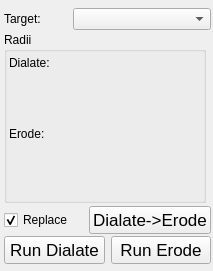
First picture: the form in src/Interface/ToolInterface/BinaryDialateErodeFilterInterface.ui, repository SCIInstitute/Seg3D, before the edit.
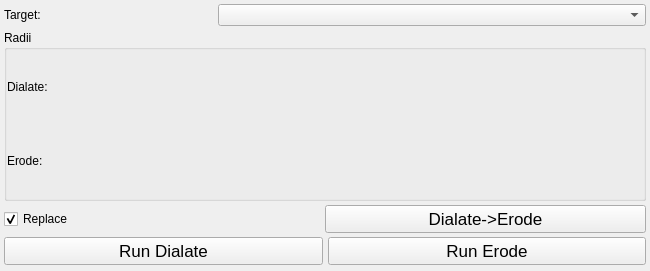
Second picture: the form after the edit.

```diff
--- a/src/Interface/ToolInterface/BinaryDialateErodeFilterInterface.ui
+++ b/src/Interface/ToolInterface/BinaryDialateErodeFilterInterface.ui
@@ -6,12 +6,12 @@
    <rect>
     <x>0</x>
     <y>0</y>
-    <width>213</width>
+    <width>650</width>
     <height>271</height>
    </rect>
   </property>
   <property name="sizePolicy">
-   <sizepolicy hsizetype="Fixed" vsizetype="Fixed">
+   <sizepolicy hsizetype="Preferred" vsizetype="Fixed">
     <horstretch>0</horstretch>
     <verstretch>0</verstretch>
    </sizepolicy>
@@ -24,21 +24,78 @@
   </property>
   <property name="maximumSize">
    <size>
-    <width>213</width>
+    <width>16777215</width>
     <height>271</height>
    </size>
   </property>
   <property name="windowTitle">
    <string>Binary Dialate Erode</string>
   </property>
+  <layout class="QVBoxLayout" name="verticalLayout_2">
+   <property name="spacing">
+    <number>0</number>
+   </property>
+   <property name="leftMargin">
+    <number>4</number>
+   </property>
+   <property name="topMargin">
+    <number>0</number>
+   </property>
+   <property name="rightMargin">
+    <number>4</number>
+   </property>
+   <property name="bottomMargin">
+    <number>0</number>
+   </property>
+   <item>
+    <layout class="QHBoxLayout" name="activeHLayout" stretch="1,2">
+     <property name="spacing">
+      <number>0</number>
+     </property>
+     <item>
+      <widget class="QLabel" name="activeLabel">
+       <property name="sizePolicy">
+        <sizepolicy hsizetype="Expanding" vsizetype="Preferred">
+         <horstretch>0</horstretch>
+         <verstretch>0</verstretch>
+        </sizepolicy>
+       </property>
+       <property name="text">
+        <string>Target:</string>
+       </property>
+      </widget>
+     </item>
+     <item>
+      <widget class="QComboBox" name="activeComboBox">
+       <property name="sizePolicy">
+        <sizepolicy hsizetype="Expanding" vsizetype="Fixed">
+         <horstretch>0</horstretch>
+         <verstretch>0</verstretch>
+        </sizepolicy>
+       </property>
+      </widget>
+     </item>
+    </layout>
+   </item>
+   <item>
   <widget class="QGroupBox" name="radiiGroupBox">
-   <property name="geometry">
-    <rect>
-     <x>4</x>
-     <y>32</y>
-     <width>202</width>
+     <property name="sizePolicy">
+      <sizepolicy hsizetype="Preferred" vsizetype="Fixed">
+       <horstretch>0</horstretch>
+       <verstretch>0</verstretch>
+      </sizepolicy>
+     </property>
+     <property name="minimumSize">
+      <size>
+       <width>0</width>
      <height>171</height>
-    </rect>
+      </size>
+     </property>
+     <property name="maximumSize">
+      <size>
+       <width>16777215</width>
+       <height>171</height>
+      </size>
    </property>
    <property name="title">
     <string>Radii</string>
@@ -46,37 +103,14 @@
    <property name="flat">
     <bool>false</bool>
    </property>
-   <widget class="QWidget" name="layoutWidget_6">
-    <property name="geometry">
-     <rect>
-      <x>5</x>
-      <y>112</y>
-      <width>193</width>
-      <height>51</height>
-     </rect>
-    </property>
-    <layout class="QHBoxLayout" name="erodeHLayout_bottom"/>
-   </widget>
-   <widget class="QWidget" name="layoutWidget_7">
-    <property name="geometry">
-     <rect>
-      <x>5</x>
-      <y>41</y>
-      <width>193</width>
-      <height>51</height>
-     </rect>
-    </property>
-    <layout class="QHBoxLayout" name="dialateHLayout_bottom"/>
-   </widget>
-   <widget class="QWidget" name="layoutWidget_8">
-    <property name="geometry">
-     <rect>
-      <x>5</x>
-      <y>20</y>
-      <width>193</width>
-      <height>22</height>
-     </rect>
-    </property>
+     <layout class="QVBoxLayout" name="verticalLayout">
+      <property name="spacing">
+       <number>0</number>
+      </property>
+      <property name="margin">
+       <number>0</number>
+      </property>
+      <item>
     <layout class="QHBoxLayout" name="dialateHLayout_top">
      <item>
       <widget class="QLabel" name="dialateLabel">
@@ -99,16 +133,11 @@
       </spacer>
      </item>
     </layout>
-   </widget>
-   <widget class="QWidget" name="layoutWidget_9">
-    <property name="geometry">
-     <rect>
-      <x>5</x>
-      <y>91</y>
-      <width>193</width>
-      <height>22</height>
-     </rect>
-    </property>
+      </item>
+      <item>
+       <layout class="QHBoxLayout" name="dialateHLayout_bottom"/>
+      </item>
+      <item>
     <layout class="QHBoxLayout" name="erodeHLayout_top">
      <item>
       <widget class="QLabel" name="erodeLabel">
@@ -131,48 +160,26 @@
       </spacer>
      </item>
     </layout>
-   </widget>
-  </widget>
-  <widget class="QWidget" name="layoutWidget_2">
-   <property name="geometry">
-    <rect>
-     <x>4</x>
-     <y>6</y>
-     <width>207</width>
-     <height>26</height>
-    </rect>
-   </property>
-   <layout class="QHBoxLayout" name="activeHLayout" stretch="1,2">
-    <property name="spacing">
-     <number>0</number>
-    </property>
-    <item>
-     <widget class="QLabel" name="activeLabel">
-      <property name="text">
-       <string>Target:</string>
-      </property>
-     </widget>
     </item>
     <item>
-     <widget class="QComboBox" name="activeComboBox"/>
+       <layout class="QHBoxLayout" name="erodeHLayout_bottom"/>
     </item>
    </layout>
   </widget>
-  <widget class="QWidget" name="layoutWidget">
-   <property name="geometry">
-    <rect>
-     <x>4</x>
-     <y>204</y>
-     <width>207</width>
-     <height>32</height>
-    </rect>
-   </property>
+   </item>
+   <item>
    <layout class="QHBoxLayout" name="replaceRunLayout">
     <property name="spacing">
      <number>0</number>
     </property>
     <item>
      <widget class="QCheckBox" name="replaceCheckBox">
+       <property name="sizePolicy">
+        <sizepolicy hsizetype="Expanding" vsizetype="Fixed">
+         <horstretch>0</horstretch>
+         <verstretch>0</verstretch>
+        </sizepolicy>
+       </property>
       <property name="text">
        <string>Replace</string>
       </property>
@@ -183,6 +190,12 @@
     </item>
     <item>
      <widget class="QPushButton" name="runButton">
+       <property name="sizePolicy">
+        <sizepolicy hsizetype="Expanding" vsizetype="Fixed">
+         <horstretch>0</horstretch>
+         <verstretch>0</verstretch>
+        </sizepolicy>
+       </property>
       <property name="font">
        <font>
         <pointsize>13</pointsize>
@@ -194,19 +207,20 @@
      </widget>
     </item>
    </layout>
-  </widget>
-  <widget class="QWidget" name="layoutWidget">
-   <property name="geometry">
-    <rect>
-     <x>4</x>
-     <y>234</y>
-     <width>207</width>
-     <height>32</height>
-    </rect>
-   </property>
+   </item>
+   <item>
    <layout class="QHBoxLayout" name="dialateErodeLayout">
+     <property name="spacing">
+      <number>5</number>
+     </property>
     <item>
      <widget class="QPushButton" name="dialateButton">
+       <property name="sizePolicy">
+        <sizepolicy hsizetype="Expanding" vsizetype="Fixed">
+         <horstretch>0</horstretch>
+         <verstretch>0</verstretch>
+        </sizepolicy>
+       </property>
       <property name="font">
        <font>
         <pointsize>13</pointsize>
@@ -219,6 +233,12 @@
     </item>
     <item>
      <widget class="QPushButton" name="erodeButton">
+       <property name="sizePolicy">
+        <sizepolicy hsizetype="Expanding" vsizetype="Fixed">
+         <horstretch>0</horstretch>
+         <verstretch>0</verstretch>
+        </sizepolicy>
+       </property>
       <property name="font">
        <font>
         <pointsize>13</pointsize>
@@ -230,7 +250,8 @@
      </widget>
     </item>
    </layout>
-  </widget>
+   </item>
+  </layout>
  </widget>
  <resources/>
  <connections/>
```
Left out of the diff: 6 changed lines with no effect on the pictures. Lines whose indentation alone changed are shown as unchanged.
